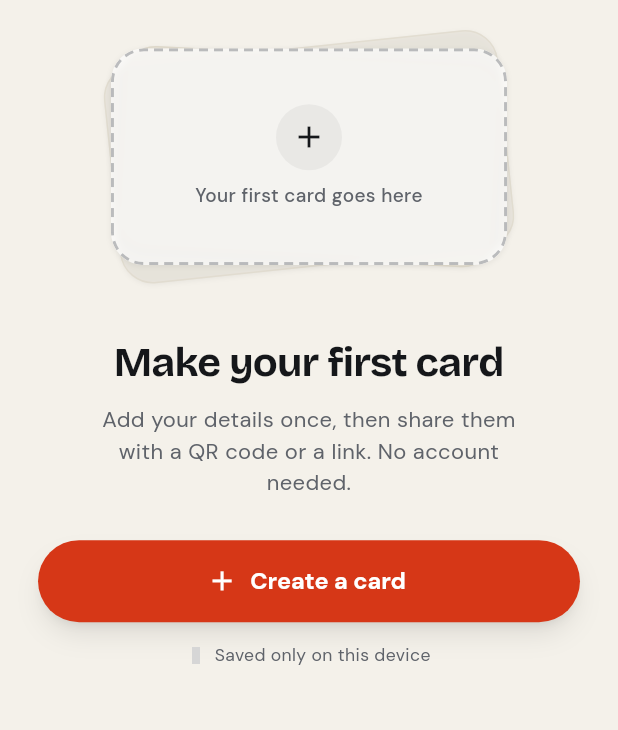
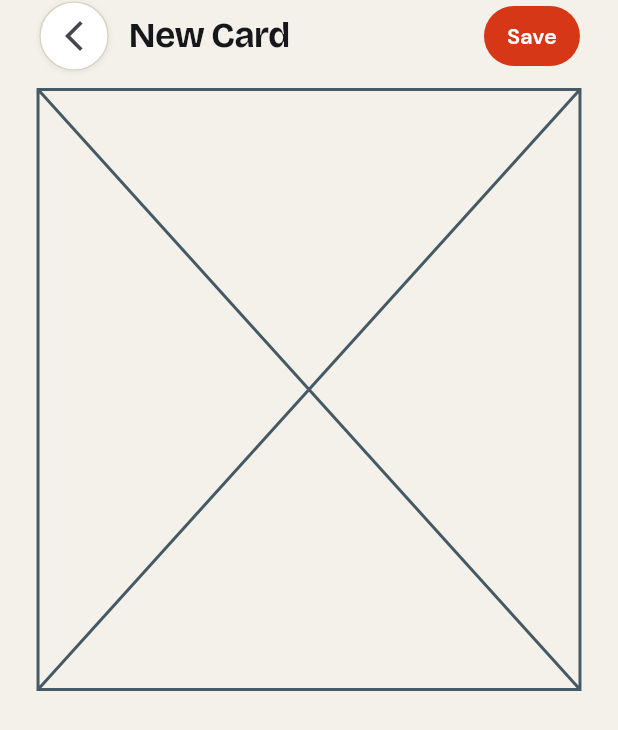
Before and after one commit to Ziad-Yaseen/business_card, a Flutter app: the NoCardsWidget widget shown alone on an empty page, opened directly, after a tap on "Create a card", on a phone screen of 412 x 824 dp. Shown: the top 730 px of the screen. Run offline on Flutter 3.47's test engine with Material 3 defaults, Android fonts, the phone set to English and light mode, and no system bars; our stand-ins replace equatable, flutter_bloc, flutter_screenutil, gap, go_router, google_fonts and 2 more; accounts and stored records are empty; grey boxes are pictures that could not be loaded.

Commit message:
create card view

```diff
--- a/lib/core/routes/app_router.dart
+++ b/lib/core/routes/app_router.dart
@@ -1,4 +1,5 @@
 import 'package:business_card/core/routes/route_names.dart';
+import 'package:business_card/features/create_card/creens/create_card_view.dart';
 import 'package:business_card/features/main_layout/screens/main_layout.dart';
 import 'package:business_card/features/onboarding/screens/onboarding_view.dart';
 import 'package:business_card/features/splash/screens/splash_screen.dart';
@@ -42,6 +43,17 @@ class AppRouter {
               FadeTransition(opacity: animation, child: child),
         ),
       ),
+
+      GoRoute(
+        path: RouteNames.create,
+        name: RouteNames.create,
+        pageBuilder: (context, state) => CustomTransitionPage(
+          key: state.pageKey,
+          child: const CreateCardView(),
+          transitionsBuilder: (context, animation, secondaryAnimation, child) =>
+              FadeTransition(opacity: animation, child: child),
+        ),
+      ),
     ],
   );
 }
--- a/lib/core/routes/route_names.dart
+++ b/lib/core/routes/route_names.dart
@@ -2,4 +2,5 @@ class RouteNames {
   static const String splash = '/splash';
   static const String home = '/home';
   static const String onboarding = '/onboarding';
+  static const String create = '/create';
 }
--- /dev/null
+++ b/lib/features/create_card/creens/create_card_view.dart
@@ -0,0 +1,98 @@
+import 'package:business_card/core/constants/app_colors.dart';
+import 'package:flutter/material.dart';
+import 'package:flutter_screenutil/flutter_screenutil.dart';
+import 'package:gap/gap.dart';
+import 'package:go_router/go_router.dart';
+import 'package:google_fonts/google_fonts.dart';
+
+class CreateCardView extends StatelessWidget {
+  const CreateCardView({super.key});
+
+  @override
+  Widget build(BuildContext context) {
+    return Scaffold(
+      body: SingleChildScrollView(
+        padding: EdgeInsets.symmetric(horizontal: 24.w),
+        child: Column(
+          children: [_CreateCardAppBar(), Gap(12.h), _CardPreview()],
+        ),
+      ),
+    );
+  }
+}
+
+class _CreateCardAppBar extends StatelessWidget {
+  const _CreateCardAppBar();
+
+  @override
+  Widget build(BuildContext context) {
+    return SafeArea(
+      bottom: false,
+      right: false,
+      left: false,
+      child: Row(
+        children: [
+          const _BackButton(),
+          Gap(12.w),
+          Text(
+            'New Card',
+            style: GoogleFonts.bricolageGrotesque(
+              fontSize: 24.sp,
+              fontWeight: .w700,
+              letterSpacing: -0.6,
+              color: AppAccent.primaryText[0],
+            ),
+          ),
+          const Spacer(),
+          TextButton(
+            onPressed: () {},
+            child: Text(
+              'Save',
+              style: GoogleFonts.dmSans(fontSize: 15.sp, fontWeight: .w600),
+            ),
+          ),
+        ],
+      ),
+    );
+  }
+}
+
+class _BackButton extends StatelessWidget {
+  const _BackButton();
+
+  @override
+  Widget build(BuildContext context) {
+    return Container(
+      decoration: BoxDecoration(
+        shape: .circle,
+        boxShadow: [
+          BoxShadow(
+            color: Colors.black.withValues(alpha: 0.05),
+            offset: const Offset(0, 1),
+            blurRadius: 2,
+          ),
+        ],
+      ),
+      child: IconButton(
+        style: IconButton.styleFrom(
+          backgroundColor: Colors.white,
+          shape: RoundedRectangleBorder(
+            borderRadius: BorderRadiusGeometry.circular(9999),
+            side: const BorderSide(color: Color(0xFFD8D2C3)),
+          ),
+        ),
+        onPressed: () => context.pop(),
+        icon: const Icon(Icons.arrow_back_ios_new_outlined),
+      ),
+    );
+  }
+}
+
+class _CardPreview extends StatelessWidget {
+  const _CardPreview();
+
+  @override
+  Widget build(BuildContext context) {
+    return const Placeholder();
+  }
+}
--- a/lib/features/home/screens/home_view.dart
+++ b/lib/features/home/screens/home_view.dart
@@ -15,7 +15,7 @@ class HomeView extends StatelessWidget {
       child: Column(
         children: [
           const HomeAppBar(numberOfCards: 3),
-          Expanded(child: CardsViewWidget()),
+          Expanded(child: NoCardsWidget()),
         ],
       ),
     );
--- a/lib/features/home/widgets/cards_view_widget.dart
+++ b/lib/features/home/widgets/cards_view_widget.dart
@@ -1,9 +1,11 @@
 import 'package:business_card/core/components/card_patterns.dart';
 import 'package:business_card/core/components/card_preview.dart';
+import 'package:business_card/core/routes/route_names.dart';
 import 'package:business_card/features/onboarding/widgets/page_dots.dart';
 import 'package:flutter/material.dart';
 import 'package:flutter_screenutil/flutter_screenutil.dart';
 import 'package:gap/gap.dart';
+import 'package:go_router/go_router.dart';
 
 class CardsViewWidget extends StatefulWidget {
   const CardsViewWidget({super.key});
@@ -42,7 +44,11 @@ class _CardsViewWidgetState extends State<CardsViewWidget> {
         Gap(26.h),
         Padding(
           padding: EdgeInsets.symmetric(horizontal: 24.w),
-          child: _NewCardButton(onTap: () {}),
+          child: _NewCardButton(
+            onTap: () {
+              context.push(RouteNames.create);
+            },
+          ),
         ),
         Gap(24.h),
       ],
--- a/lib/features/home/widgets/no_cards_widget.dart
+++ b/lib/features/home/widgets/no_cards_widget.dart
@@ -1,9 +1,11 @@
 import 'dart:math' as math;
 import 'dart:ui';
 
+import 'package:business_card/core/routes/route_names.dart';
 import 'package:flutter/material.dart';
 import 'package:flutter_screenutil/flutter_screenutil.dart';
 import 'package:gap/gap.dart';
+import 'package:go_router/go_router.dart';
 import 'package:google_fonts/google_fonts.dart';
 import 'package:iconsax/iconsax.dart';
 
@@ -42,50 +44,9 @@ class NoCardsWidget extends StatelessWidget {
             ),
           ),
           Gap(28.h),
-          Container(
-            decoration: BoxDecoration(
-              borderRadius: BorderRadius.circular(9999),
-              boxShadow: [
-                BoxShadow(
-                  color: Colors.black.withValues(alpha: 0.1),
-                  offset: const Offset(0, 10),
-                  blurRadius: 15,
-                  spreadRadius: -3,
-                ),
-                BoxShadow(
-                  offset: const Offset(0, 4),
-                  blurRadius: 6,
-                  spreadRadius: -4,
-                  color: Colors.black.withValues(alpha: 0.1),
-                ),
-              ],
-            ),
-            child: TextButton.icon(
-              style: TextButton.styleFrom(
-                minimumSize: Size(double.infinity, 56.h),
-              ),
-              onPressed: () {},
-              label: const Text('Create a card'),
-              icon: Icon(Icons.add, size: 22.sp),
-            ),
-          ),
+          const _CreateCardButton(),
           Gap(14.h),
-          Row(
-            mainAxisAlignment: .center,
-            mainAxisSize: .min,
-            children: [
-              Icon(Iconsax.lock, color: const Color(0xFF5F636A), size: 12.sp),
-              Gap(6.w),
-              Text(
-                'Saved only on this device',
-                style: GoogleFonts.dmSans(
-                  color: const Color(0xFF5F636A),
-                  fontSize: 12.sp,
-                  fontWeight: .normal,
-                ),
-              ),
-            ],
-          ),
+          const _SafeRow(),
         ],
       ),
     );
@@ -303,3 +264,62 @@ class _DashedRRectPainter extends CustomPainter {
       old.dash != dash ||
       old.gap != gap;
 }
+
+class _CreateCardButton extends StatelessWidget {
+  const _CreateCardButton();
+
+  @override
+  Widget build(BuildContext context) {
+    return Container(
+      decoration: BoxDecoration(
+        borderRadius: BorderRadius.circular(9999),
+        boxShadow: [
+          BoxShadow(
+            color: Colors.black.withValues(alpha: 0.1),
+            offset: const Offset(0, 10),
+            blurRadius: 15,
+            spreadRadius: -3,
+          ),
+          BoxShadow(
+            offset: const Offset(0, 4),
+            blurRadius: 6,
+            spreadRadius: -4,
+            color: Colors.black.withValues(alpha: 0.1),
+          ),
+        ],
+      ),
+      child: TextButton.icon(
+        style: TextButton.styleFrom(minimumSize: Size(double.infinity, 56.h)),
+        onPressed: () {
+          context.push(RouteNames.create);
+        },
+        label: const Text('Create a card'),
+        icon: Icon(Icons.add, size: 22.sp),
+      ),
+    );
+  }
+}
+
+class _SafeRow extends StatelessWidget {
+  const _SafeRow();
+
+  @override
+  Widget build(BuildContext context) {
+    return Row(
+      mainAxisAlignment: .center,
+      mainAxisSize: .min,
+      children: [
+        Icon(Iconsax.lock, color: const Color(0xFF5F636A), size: 12.sp),
+        Gap(6.w),
+        Text(
+          'Saved only on this device',
+          style: GoogleFonts.dmSans(
+            color: const Color(0xFF5F636A),
+            fontSize: 12.sp,
+            fontWeight: .normal,
+          ),
+        ),
+      ],
+    );
+  }
+}
```
